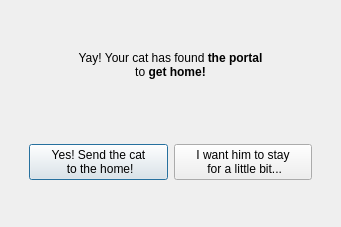
Old version of the form View/result_window.ui in the repository sherri-ice/far-from-home.
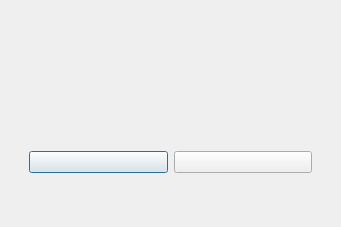
New version of the form.

The edit to the form file:
```diff
--- a/View/result_window.ui
+++ b/View/result_window.ui
@@ -21,7 +21,6 @@
        <item row="0" column="0">
         <widget class="QLabel" name="yes_tex">
          <property name="text">
-          <string>&lt;html&gt;&lt;head/&gt;&lt;body&gt;&lt;p align=&quot;center&quot;&gt;Yay! Your cat has found &lt;span style=&quot; font-weight:600;&quot;&gt;the portal&lt;br/&gt;&lt;/span&gt; to &lt;span style=&quot; font-weight:600;&quot;&gt;get home!&lt;/span&gt;&lt;/p&gt;&lt;/body&gt;&lt;/html&gt;</string>
          </property>
         </widget>
        </item>
@@ -43,16 +42,12 @@
              <string notr="true"/>
             </property>
             <property name="text">
-             <string>Yes! Send the cat 
- to the home!</string>
             </property>
            </widget>
           </item>
           <item>
            <widget class="QPushButton" name="cancel_button">
             <property name="text">
-             <string>I want him to stay 
- for a little bit...</string>
             </property>
            </widget>
           </item>
```
Left out of the diff: 1 changed line with no effect on the pictures. Lines whose indentation alone changed are shown as unchanged.
